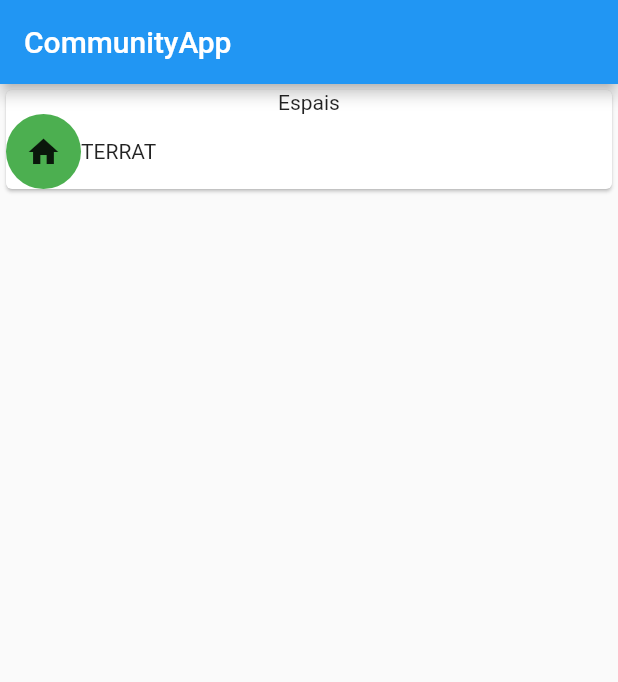
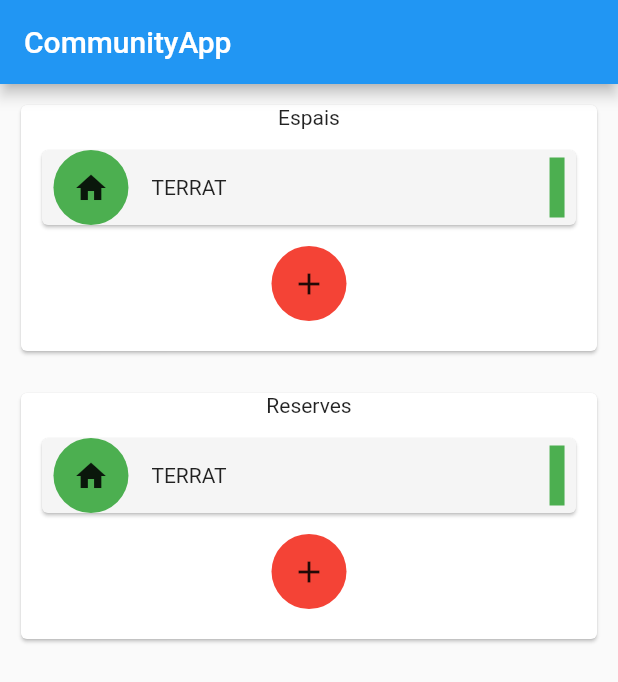
Before and after one commit to TomasMoratoPerezPorro/CommunityApp, a Flutter app: the screen it shows after launch, on a phone screen of 412 x 824 dp. Shown: the top 682 px of the screen. Run offline on Flutter 3.47's test engine with Material 2 defaults, Android fonts, the phone set to English and light mode, and no system bars.

Commit message:
Afegit wireframe espais

```diff
--- a/appcomunity/lib/Pages/MainPage.dart
+++ b/appcomunity/lib/Pages/MainPage.dart
@@ -12,6 +12,7 @@ class MainPage extends StatelessWidget {
         child: Column(
           children: <Widget>[
             EspaisWidget(),
+            ReservesWidget(),
           ],
         ),
       ),
@@ -24,13 +25,20 @@ class EspaisWidget extends StatelessWidget {
   Widget build(BuildContext context) {
     return Container(
         width: double.infinity,
+        child: Padding(
+          padding: const EdgeInsets.all(10),
           child: Card(
             child: Column(
               children: <Widget>[
                 Container(
                   child: Text("Espais"),
                 ),
-              Row(
+                Padding(
+                  padding: const EdgeInsets.all(10),
+                  child: Card(
+                    color: Colors.grey[100],
+                    child: Row(
+                      mainAxisAlignment: MainAxisAlignment.spaceAround,
                       children: <Widget>[
                         Container(
                           height: 50,
@@ -40,10 +48,81 @@ class EspaisWidget extends StatelessWidget {
                           child: Icon(Icons.home),
                         ),
                         Text("TERRAT"),
-                ],
+                        Container(
+                          margin: EdgeInsets.only(left: 200),
+                          color: Colors.green,
+                          height: 40,
+                          width: 10,
                         )
                       ],
+                    ),
+                  ),
+                ),
+                Container(
+                  margin: EdgeInsets.only(bottom: 20),
+                  height: 50,
+                  width: 50,
+                  decoration:
+                      BoxDecoration(color: Colors.red, shape: BoxShape.circle),
+                  child: Icon(Icons.add),
+                ),
+              ],
+            ),
           ),
         ));
   }
 }
+
+
+class ReservesWidget extends StatelessWidget {
+  @override
+  Widget build(BuildContext context) {
+    return Container(
+        width: double.infinity,
+        child: Padding(
+          padding: const EdgeInsets.all(10),
+          child: Card(
+            child: Column(
+              children: <Widget>[
+                Container(
+                  child: Text("Reserves"),
+                ),
+                Padding(
+                  padding: const EdgeInsets.all(10),
+                  child: Card(
+                    color: Colors.grey[100],
+                    child: Row(
+                      mainAxisAlignment: MainAxisAlignment.spaceAround,
+                      children: <Widget>[
+                        Container(
+                          height: 50,
+                          width: 50,
+                          decoration: BoxDecoration(
+                              color: Colors.green, shape: BoxShape.circle),
+                          child: Icon(Icons.home),
+                        ),
+                        Text("TERRAT"),
+                        Container(
+                          margin: EdgeInsets.only(left: 200),
+                          color: Colors.green,
+                          height: 40,
+                          width: 10,
+                        )
+                      ],
+                    ),
+                  ),
+                ),
+                Container(
+                  margin: EdgeInsets.only(bottom: 20),
+                  height: 50,
+                  width: 50,
+                  decoration:
+                      BoxDecoration(color: Colors.red, shape: BoxShape.circle),
+                  child: Icon(Icons.add),
+                ),
+              ],
+            ),
+          ),
+        ));
+  }
+}
```
Lines whose indentation alone changed are shown as unchanged.
